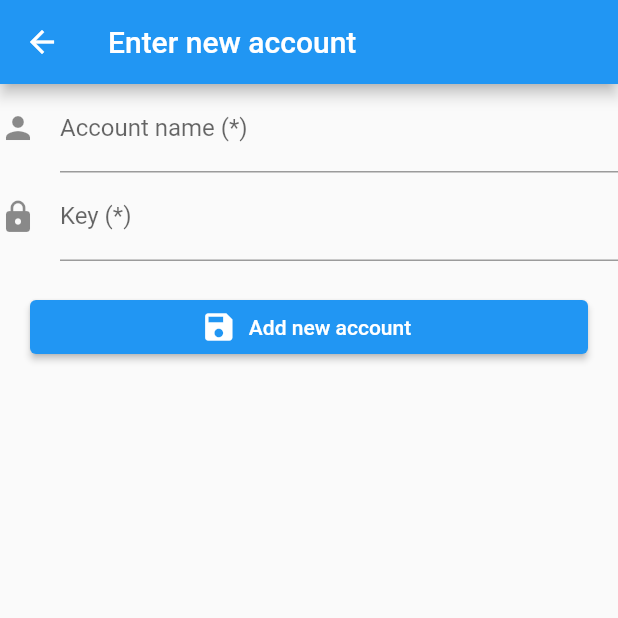
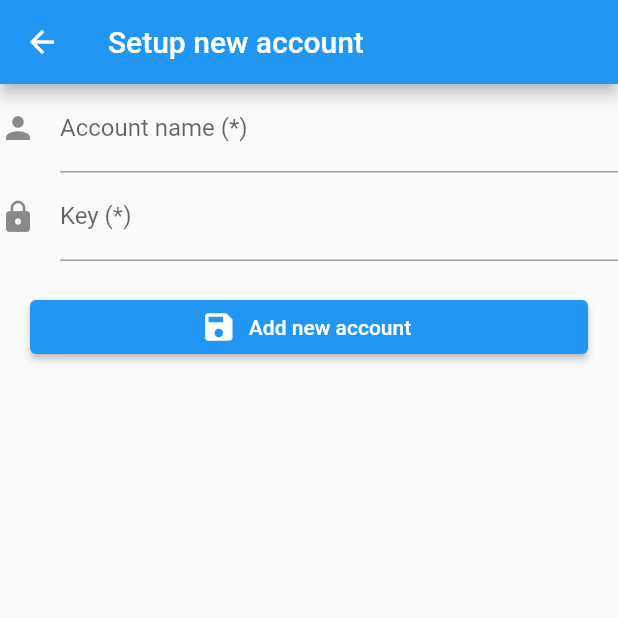
Before and after one commit to kucku2003/my_totp, a Flutter app: the screen it shows after launch, after a tap on the "add" icon, on a phone screen of 412 x 824 dp, the top half of it. Run offline on Flutter 3.47's test engine with Material 2 defaults, Android fonts, the phone set to English and light mode, and no system bars; our stand-ins replace shared_preferences, sprintf; missing offline and left inert: base32.

Commit message:
Refactored folder structure

```diff
--- a/lib/main.dart
+++ b/lib/main.dart
@@ -1,8 +1,7 @@
 import 'package:flutter/material.dart';
 import 'package:provider/provider.dart';
-import 'main-page.dart';
-import 'setup-page.dart';
-import 'app-model.dart';
+import 'screens/main-page.dart';
+import 'models/app-model.dart';
 
 void main() => runApp(
   ChangeNotifierProvider(
@@ -16,13 +15,13 @@ class MyApp extends StatelessWidget {
   @override
   Widget build(BuildContext context) {
     return MaterialApp(
-      title: 'My OTP',
+      title: 'My TOTP App',
       theme: ThemeData(
         primarySwatch: Colors.blue,
       ),
       initialRoute: '/main',
       routes: {
-        '/main': (context) => MainPage(title: 'TOTP Demo App'),
+        '/main': (context) => MainPage(title: 'TOTP - Application'),
       }
     );
   }
--- a/lib/main-page.dart
+++ b/lib/screens/main-page.dart
@@ -1,7 +1,7 @@
 import 'package:flutter/material.dart';
-import 'package:my_totp/setup-page.dart';
 import 'package:provider/provider.dart';
-import 'app-model.dart';
+import '../models/app-model.dart';
+import '../screens/setup-page.dart';
 
 class MainPage extends StatefulWidget {
   MainPage({Key key, this.title}) : super(key: key);
@@ -60,7 +60,7 @@ class _MainPageState extends State<MainPage> {
           onPressed: () {
             Navigator.push(
               context,
-              MaterialPageRoute(builder: (context) => SetupPage(title: 'Enter new account')),
+              MaterialPageRoute(builder: (context) => SetupPage(title: 'Setup new account')),
             );
           },
           child: Icon(Icons.add),
--- a/lib/setup-page.dart
+++ b/lib/screens/setup-page.dart
@@ -1,9 +1,7 @@
 import 'package:flutter/material.dart';
-import 'package:my_totp/main.dart';
 import 'package:base32/base32.dart';
 import 'package:provider/provider.dart';
-import 'app-model.dart';
-import 'otp-model.dart';
+import '../models/app-model.dart';
 
 class SetupPage extends StatefulWidget {
   SetupPage({Key key, this.title}) : super(key: key);
```
Also changed, not shown: lib/models/app-model.dart (renamed from lib/app-model.dart), lib/models/otp-model.dart (renamed from lib/otp-model.dart).
